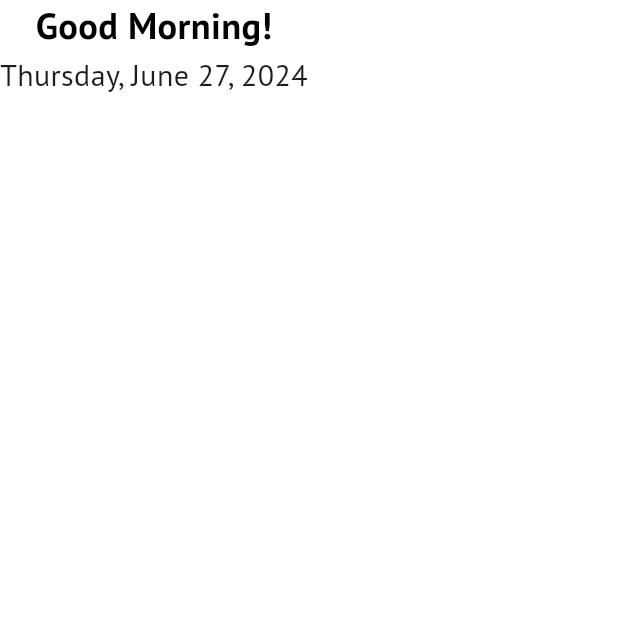
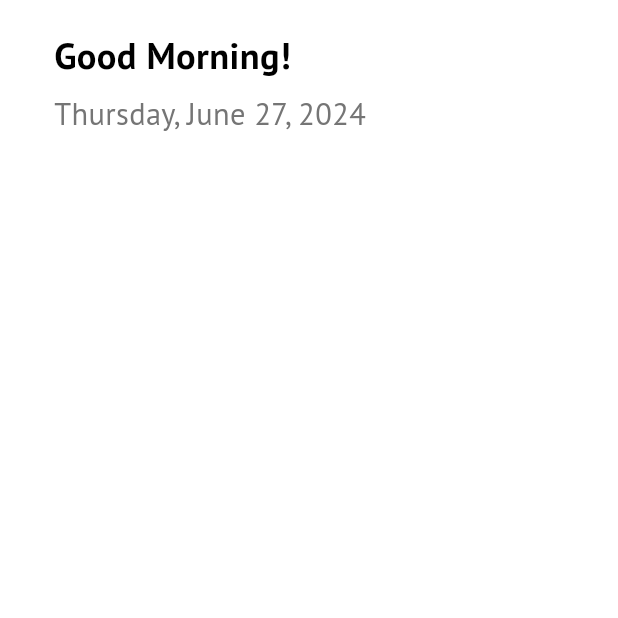
Before and after one commit to hashimsaffarini/NotaLite_App, a Flutter app: the HomePage screen opened by its route, on a phone screen of 412 x 824 dp, the top half of it. Run offline on Flutter 3.47's test engine with Material 3 defaults, Android fonts, the phone set to English and light mode, and no system bars; our stand-ins replace flutter_screenutil, flutter_svg, hive_flutter, smooth_page_indicator; accounts and stored records are empty.

Commit message:
chore: Refactor CustomHomeAppBar widget and update app theme

```diff
--- a/lib/features/home/ui/widgets/custom_home_app_bar.dart
+++ b/lib/features/home/ui/widgets/custom_home_app_bar.dart
@@ -1,4 +1,5 @@
 import 'package:flutter/material.dart';
+import 'package:flutter_screenutil/flutter_screenutil.dart';
 import 'package:intl/intl.dart';
 import 'package:to_do/core/theming/styles.dart';
 
@@ -7,19 +8,28 @@ class CustomHomeAppBar extends StatelessWidget {
 
   @override
   Widget build(BuildContext context) {
-    return Column(
+    DateTime now = DateTime.now();
+    String greeting = now.hour < 12 ? 'Good Morning!' : 'Good Evening!';
+    return Padding(
+      padding: const EdgeInsets.only(left: 36, top: 20),
+      child: Column(
+        crossAxisAlignment: CrossAxisAlignment.start,
         children: [
           Text(
-          'Good Morning!',
+            greeting,
             style: TextStyles.font24BlackRegular.copyWith(
               fontWeight: FontWeight.bold,
             ),
           ),
+          SizedBox(height: 6.h),
           Text(
             DateFormat('EEEE, MMMM d, y').format(DateTime.now()),
-          style: const TextStyle(fontSize: 20),
-        )
+            style: TextStyles.font20BlackRegular.copyWith(
+              color: Colors.grey[600],
+            ),
+          ),
         ],
+      ),
     );
   }
 }
```
Lines whose indentation alone changed are shown as unchanged.
